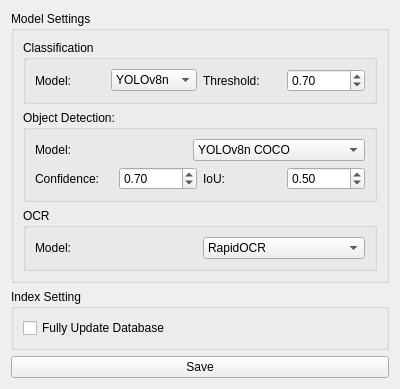
HAL9000COM/PicFinder, file SettingsWindow.ui: the form before one commit.
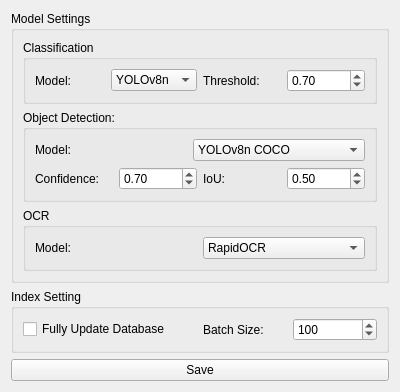
The form after the commit.

```diff
--- a/SettingsWindow.ui
+++ b/SettingsWindow.ui
@@ -273,11 +273,39 @@
      </property>
      <layout class="QVBoxLayout" name="verticalLayout_5">
       <item>
+       <layout class="QHBoxLayout" name="horizontalLayout_10">
+        <item>
        <widget class="QCheckBox" name="checkBox_update">
         <property name="text">
          <string>Fully Update Database</string>
         </property>
        </widget>
+        </item>
+        <item>
+         <layout class="QHBoxLayout" name="horizontalLayout">
+          <item>
+           <widget class="QLabel" name="label_7">
+            <property name="text">
+             <string>Batch Size:</string>
+            </property>
+           </widget>
+          </item>
+          <item>
+           <widget class="QSpinBox" name="spinBox_batch_size">
+            <property name="minimum">
+             <number>1</number>
+            </property>
+            <property name="maximum">
+             <number>10000</number>
+            </property>
+            <property name="value">
+             <number>100</number>
+            </property>
+           </widget>
+          </item>
+         </layout>
+        </item>
+       </layout>
       </item>
      </layout>
     </widget>
```
Lines whose indentation alone changed are shown as unchanged.
